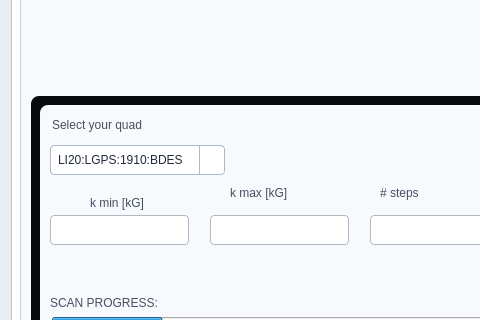
First picture: the form in VER11_NWA_BETA.ui, repository Marspark720/F2_WIRE, before the edit; both pictures show x 0 to 480 and y 198 to 518 of the 1097 by 896 pixel window.
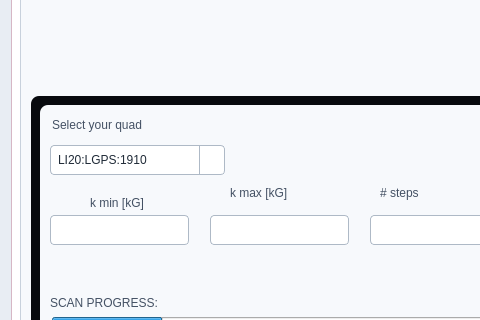
Second picture: the form after the edit.

Diff of the .ui file:
```diff
--- a/VER11_NWA_BETA.ui
+++ b/VER11_NWA_BETA.ui
@@ -3146,7 +3146,7 @@
               </property>
               <item>
                <property name="text">
-                <string>LI20:LGPS:1910:BDES</string>
+                <string>LI20:LGPS:1910</string>
                </property>
               </item>
               <item>
```
Left out of the diff: 5 changed lines with no effect on the pictures.
